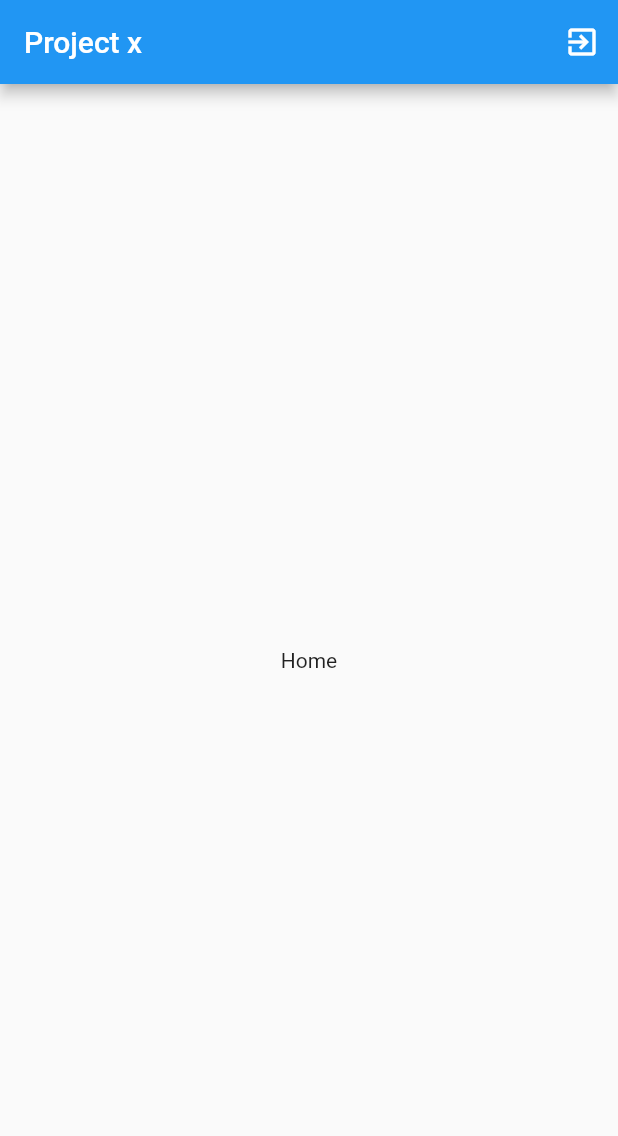
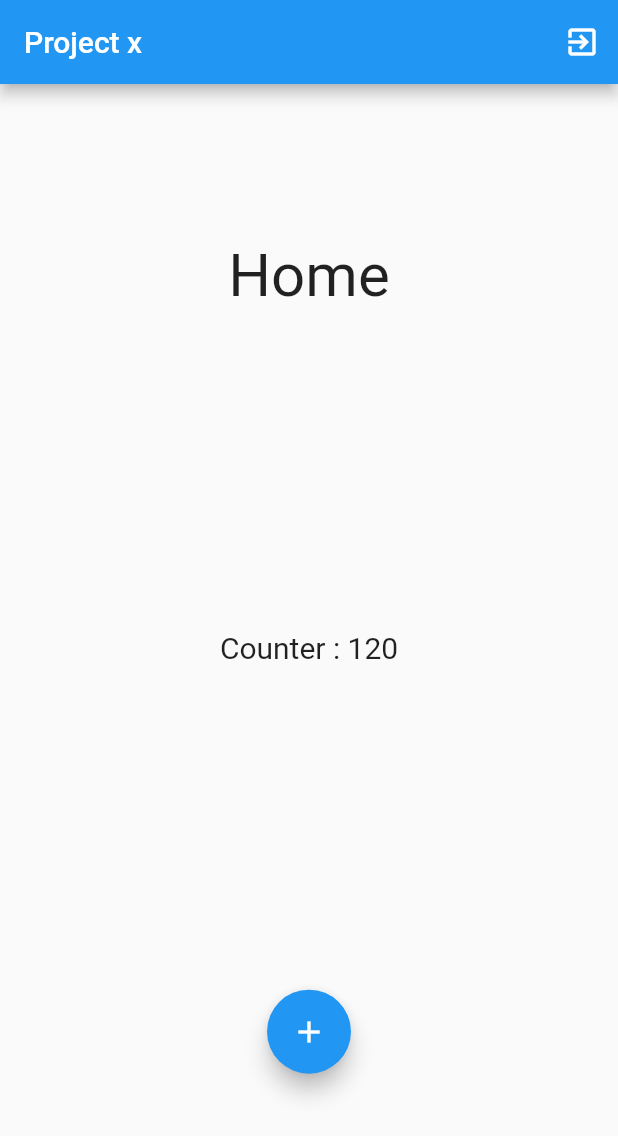
Before and after one commit to sarath-mar/learningFlutter, a Flutter app: the HomeScreen screen opened directly, on a phone screen of 412 x 824 dp. Shown: the top 1136 px of the screen. Run offline on Flutter 3.47's test engine with Material 2 defaults, Android fonts, the phone set to English and light mode, and no system bars; our stand-ins replace shared_preferences; accounts and stored records are empty.

Commit message:
added button add counter

```diff
--- a/lib/screen/home.dart
+++ b/lib/screen/home.dart
@@ -2,38 +2,84 @@ import 'package:flutter/material.dart';
 import 'package:login/screen/login.dart';
 import 'package:login/screen/splash_screen.dart';
 import 'package:shared_preferences/shared_preferences.dart';
-class  HomeScreen extends StatelessWidget {
-  const HomeScreen ({ Key? key }) : super(key: key);
 
+class HomeScreen extends StatelessWidget {
+  const HomeScreen({Key? key}) : super(key: key);
+  final _count = 120;
   @override
   Widget build(BuildContext context) {
     return Scaffold(
-      appBar: AppBar(title: Text("Project x"),
-      actions: [IconButton(onPressed: (){
+      appBar: AppBar(
+        title: Text("Project x"),
+        actions: [
+          IconButton(
+              onPressed: () {
                 print("back button");
                 onSignOut(context);
-         }, icon: Icon(Icons.exit_to_app_outlined))],
-
+              },
+              icon: Icon(Icons.exit_to_app_outlined))
+        ],
       ),
       body: Container(
         child: Column(
+          children: [
+            Expanded(
+              flex: 1,
+              child: Container(
+                child: Center(
+                  child: Text(
+                    "Home",
+                    style: TextStyle(fontSize: 40),
+                  ),
+                ),
+              ),
+            ),
+            Expanded(
+              flex: 2,
+              child: Column(
+                  mainAxisAlignment: MainAxisAlignment.spaceAround,
+                  children: [
+                    Container(
+                      child: Row(
                         mainAxisAlignment: MainAxisAlignment.center,
                         children: [
-          Center(child: Text("Home")),
+                          Text(
+                            "Counter : ${_count.toString()}",
+                            style: TextStyle(fontSize: 20),
+                          ),
                         ],
                       ),
+                    ),
+                    FloatingActionButton(
+                        onPressed: () {}, child: Icon(Icons.add))
+                  ]),
+            )
+            //   Text("Home",
+            //   style: TextStyle(fontSize: 40 ),),
 
+            //   Container(
+            //     color:Colors.red ,
+            //     child: Row(
+
+            //       mainAxisAlignment: MainAxisAlignment.center,
+            //       children: [
+
+            //         Text("Counter : "),
+            //         Text(_count.toString())
+            //       ],
+            //     ),
+            //   )
+          ],
+        ),
       ),
     );
+  }
 
-
-
-  }
-  onSignOut(BuildContext context) async{
+  onSignOut(BuildContext context) async {
     print("signout");
-    final sharedPref=await SharedPreferences.getInstance();
+    final sharedPref = await SharedPreferences.getInstance();
     await sharedPref.clear();
-   Navigator.of(context).pushReplacement(MaterialPageRoute(builder: (cnt){
+    Navigator.of(context).pushReplacement(MaterialPageRoute(builder: (cnt) {
       return SplashScreen();
     }));
   }
```
Lines whose indentation alone changed are shown as unchanged.
